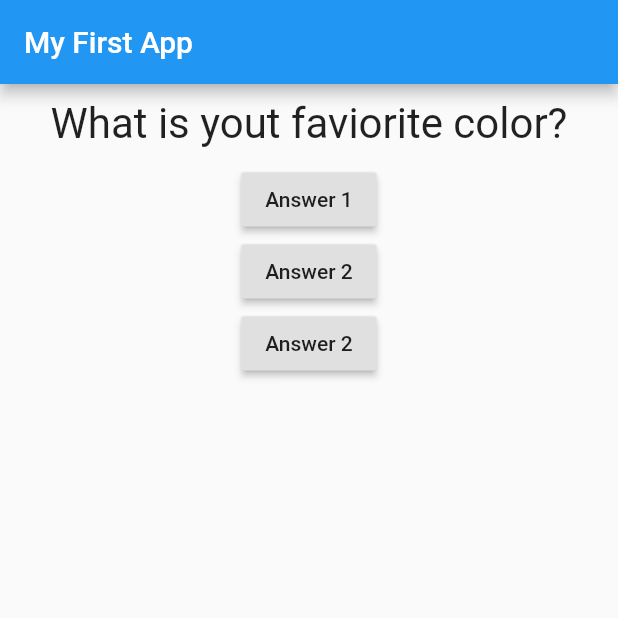
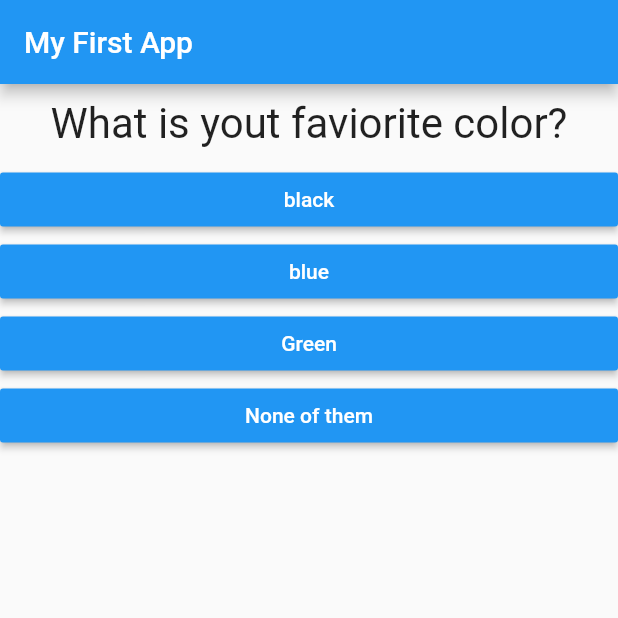
Before and after one commit to utshaav/simple-quiz-app, a Flutter app: the screen it shows after launch, on a phone screen of 412 x 824 dp, the top half of it. Run offline on Flutter 3.47's test engine with Material 2 defaults, Android fonts, the phone set to English and light mode, and no system bars.

Commit message:
Added answers dynamically

```diff
--- /dev/null
+++ b/lib/answer.dart
@@ -0,0 +1,22 @@
+import 'package:flutter/material.dart';
+
+class Answer extends StatelessWidget {
+  final Function selectHandler;
+  final String answerText;
+
+  Answer(this.selectHandler, this.answerText);
+
+  @override
+  Widget build(BuildContext context) {
+    return Container(
+      width: double.infinity,
+
+      child: RaisedButton(
+        color: Colors.blue,
+        textColor: Colors.white,
+        child: Text(answerText),
+        onPressed: selectHandler,
+      ),
+    );
+  }
+}
--- a/lib/main.dart
+++ b/lib/main.dart
@@ -1,10 +1,9 @@
 import 'package:flutter/material.dart';
 
 import './question.dart';
+import './answer.dart';
 
-void main() {
-  runApp(MyApp());
-}
+void main() => runApp(MyApp());
 
 class MyApp extends StatefulWidget {
   @override
@@ -33,21 +32,11 @@ class _MyAppState extends State<MyApp> {
         ),
         body: Column(
           children: <Widget>[
-            Question(questions.elementAt(_questionIndex)),
-            RaisedButton(
-              child: Text('Answer 1'),
-              onPressed: _answerQuestion,
-            ),
-            RaisedButton(
-              child: Text('Answer 2'),
-              onPressed: () {
-                print("Answer 2 choosen!");
-              },
-            ),
-            RaisedButton(
-              child: Text('Answer 2'),
-              onPressed: () => print("Answer 3 choosen!"),
-            ),
+            Question(questions[_questionIndex]["questionText"]),
+            ...(questions[_questionIndex]["answers"] as List<String>)
+                .map((answer) {
+              return Answer(_answerQuestion, answer);
+            }).toList()
           ],
         ),
       ),
@@ -55,7 +44,17 @@ class _MyAppState extends State<MyApp> {
   }
 }
 
-var questions = [
-  "What is yout faviorite color?",
-  "What is your faviorite animal?"
+const questions = [
+  {
+    "questionText": "What is yout faviorite color?",
+    "answers": ["black", "blue", "Green", "None of them"]
+  },
+  {
+    "questionText": "What is your faviorite animal?",
+    "answers": ["Rabbit", "blue whale", "Green snake", "None of them"]
+  },
+  {
+    "questionText": "What is your faviorite person?",
+    "answers": ["UK", "usk", "Xav", "None of them"]
+  },
 ];
```
